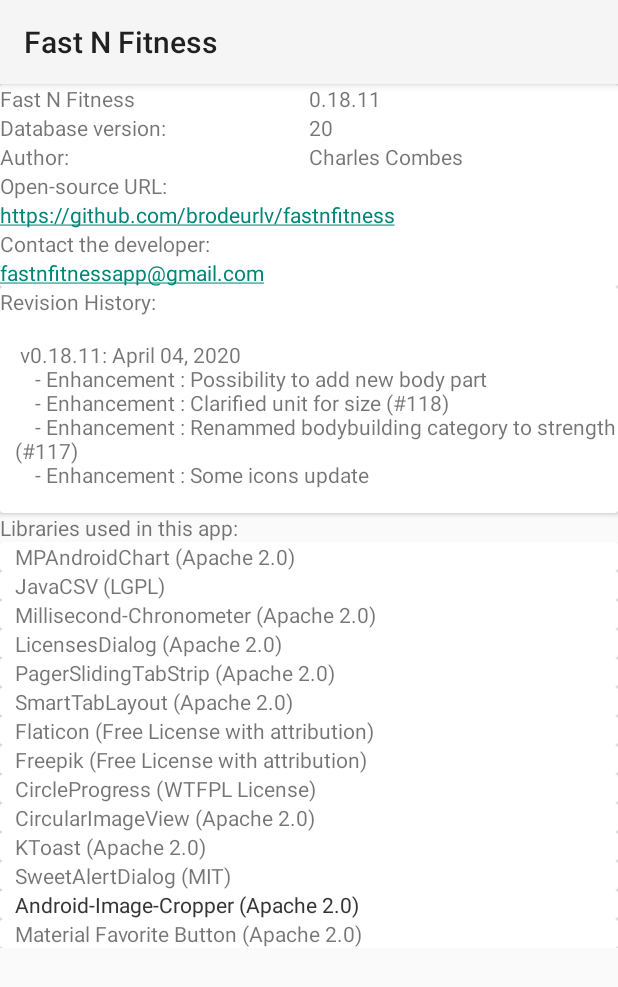
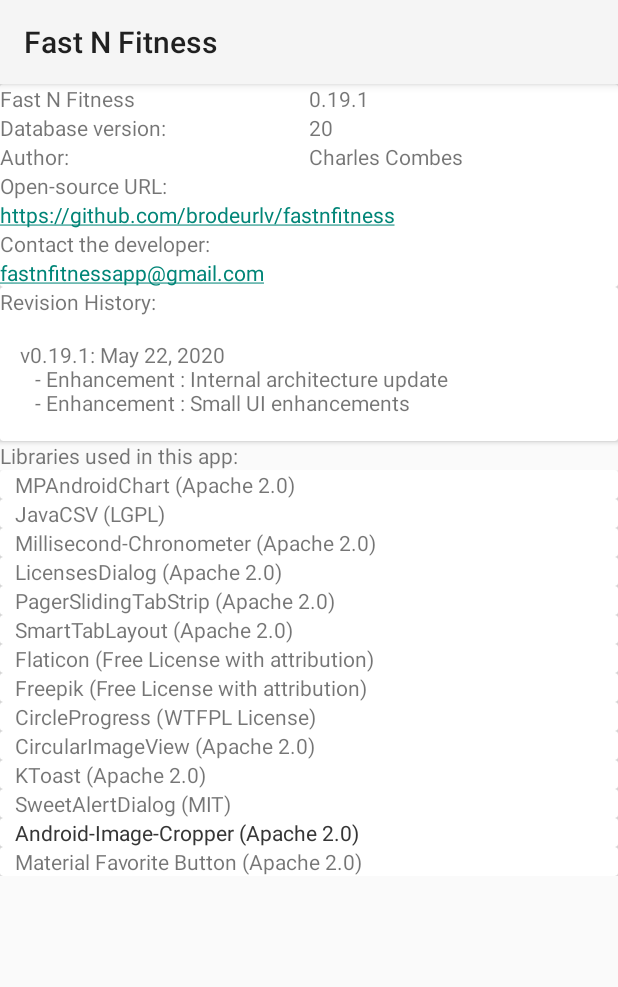
Before and after one commit to brodeurlv/fastnfitness, an Android app: the fragment AboutFragment shown on its own in the app's theme, on a phone screen of 412 x 824 dp. Shown: the top 987 px of the screen. Run offline under Robolectric (Android 15) with nearby library versions, the phone set to English and light mode, and no system bars; libraries missing offline, so code that uses them is left out: de.psdev.licensesdialog; 1 statement that could not run was skipped.

Commit message:
Small UI enhancements

```diff
--- a/app/build.gradle
+++ b/app/build.gradle
@@ -8,8 +8,8 @@ android {
         applicationId "com.easyfitness"
         minSdkVersion 21
         targetSdkVersion 28
-        versionCode 43
-        versionName "0.18.11"
+        versionCode 44
+        versionName "0.19.1"
 
         vectorDrawables.useSupportLibrary = true
     }
--- a/app/src/main/java/com/easyfitness/graph/MiniDateGraph.java
+++ b/app/src/main/java/com/easyfitness/graph/MiniDateGraph.java
@@ -49,7 +49,6 @@ public class MiniDateGraph {
         mChart.setViewPortOffsets(6f, 6f, 6f, 6f);
         mChart.animateY(1000, Easing.EaseInOutBack); // animate horizontal 3000 milliseconds
         mChart.setClickable(false);
-
 
         mChart.getAxisRight().setDrawLabels(false);
         mChart.getAxisLeft().setDrawLabels(false);
--- a/app/src/main/res/values/about.xml
+++ b/app/src/main/res/values/about.xml
@@ -1,6 +1,6 @@
 <?xml version="1.0" encoding="utf-8"?>
 <resources xmlns:tools="http://schemas.android.com/tools" tools:ignore="MissingTranslation">
-    <string name="app_version" translatable="false">0.18.11</string>
+    <string name="app_version" translatable="false">0.19.1</string>
     <string name="database_version_label" translatable="false">Database version: </string>
     <string name="author_label">Author: </string>
     <string name="author" translatable="false">Charles Combes</string>
@@ -10,11 +10,9 @@
     <string name="email_url" translatable="false">fastnfitnessapp@gmail.com</string>
     <string name="revision_history_label" translatable="false">Revision History: </string>
     <string name="revision_history" translatable="false">\n
-v0.18.11: April 04, 2020\n
-\t- Enhancement : Possibility to add new body part\n
-\t- Enhancement : Clarified unit for size (#118)\n
-\t- Enhancement : Renammed bodybuilding category to strength (#117)\n
-\t- Enhancement : Some icons update\n
+v0.19.1: May 22, 2020\n
+\t- Enhancement : Internal architecture update\n
+\t- Enhancement : Small UI enhancements \n
 	</string>
     <string name="thanks_label" translatable="false">Libraries used in this app: </string>
     <string name="MPAndroidChart_content" translatable="false">MPAndroidChart (Apache 2.0)</string>
```
Also changed, not shown: app/src/main/java/com/easyfitness/fonte/FontesFragment.java (+9 -7 lines), 1 other file.
